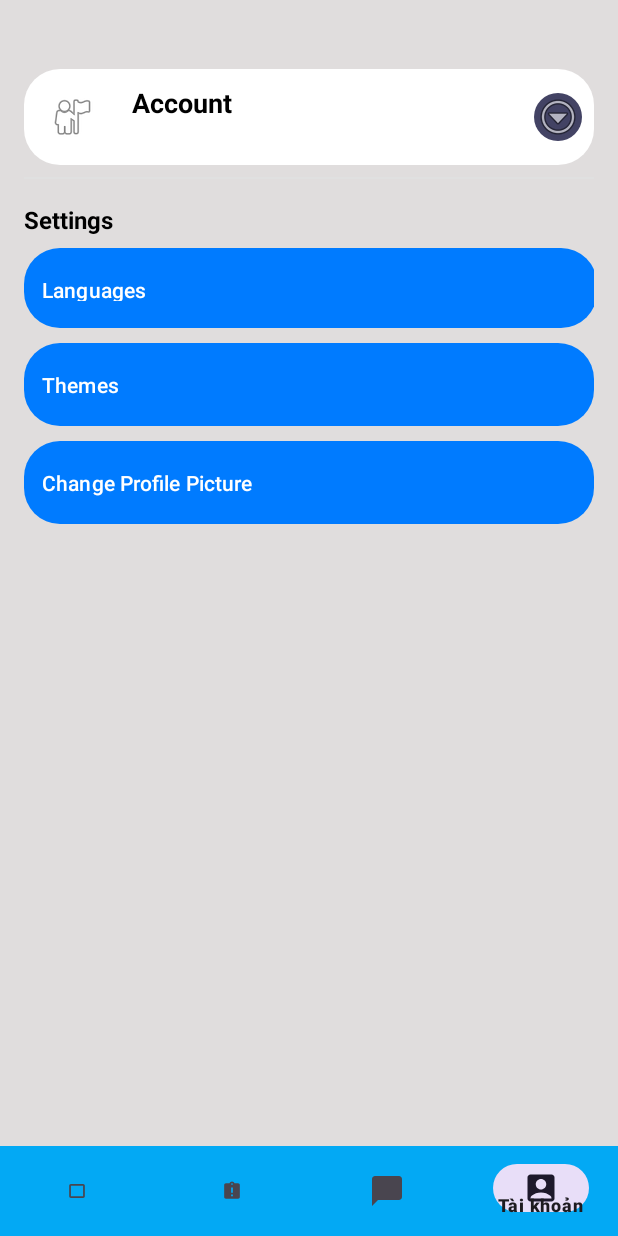
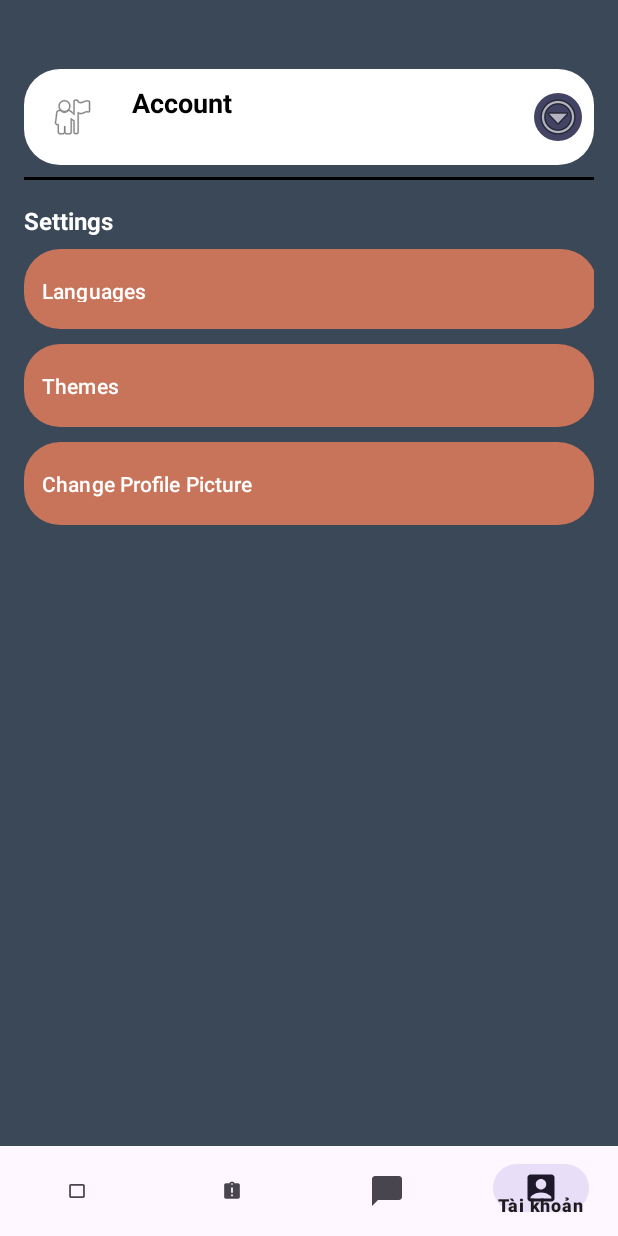
Before and after one commit to KuroNekoW/SE114_DoAn, an Android app: the AccountFragment screen opened through its navigation route, on a phone screen of 412 x 824 dp. Run offline under Robolectric (Android 15) with nearby library versions, the phone set to English and light mode, and no system bars; our stand-ins replace Firebase (no records; nobody signed in at launch, a user with empty details on screens opened directly), Picasso, navigation-ui; 1 statement that could not run was skipped.

```diff
--- a/app/src/main/res/drawable/icon_account.xml
+++ b/app/src/main/res/drawable/icon_account.xml
@@ -1,5 +1,5 @@
-<vector xmlns:android="http://schemas.android.com/apk/res/android" android:alpha="0.8" android:height="50dp" android:tint="#81C2E9" android:viewportHeight="24" android:viewportWidth="24" android:width="50dp">
+<vector xmlns:android="http://schemas.android.com/apk/res/android" android:alpha="0.8" android:height="50dp" android:tint="@color/primary_light_1" android:viewportHeight="24" android:viewportWidth="24" android:width="50dp">
 
-    <path android:fillColor="@android:color/white" android:pathData="M12,2C6.48,2 2,6.48 2,12s4.48,10 10,10s10,-4.48 10,-10S17.52,2 12,2zM12,6c1.93,0 3.5,1.57 3.5,3.5S13.93,13 12,13s-3.5,-1.57 -3.5,-3.5S10.07,6 12,6zM12,20c-2.03,0 -4.43,-0.82 -6.14,-2.88C7.55,15.8 9.68,15 12,15s4.45,0.8 6.14,2.12C16.43,19.18 14.03,20 12,20z"/>
+    <path android:fillColor="@color/primary_dark" android:pathData="M12,2C6.48,2 2,6.48 2,12s4.48,10 10,10s10,-4.48 10,-10S17.52,2 12,2zM12,6c1.93,0 3.5,1.57 3.5,3.5S13.93,13 12,13s-3.5,-1.57 -3.5,-3.5S10.07,6 12,6zM12,20c-2.03,0 -4.43,-0.82 -6.14,-2.88C7.55,15.8 9.68,15 12,15s4.45,0.8 6.14,2.12C16.43,19.18 14.03,20 12,20z"/>
 
 </vector>
--- a/app/src/main/res/layout/activity_email_verification.xml
+++ b/app/src/main/res/layout/activity_email_verification.xml
@@ -3,7 +3,7 @@
     xmlns:tools="http://schemas.android.com/tools"
     android:layout_width="match_parent"
     android:layout_height="match_parent"
-    android:background="#D0D0D0"
+    android:background="@color/primary_dark"
     android:gravity="center"
     android:padding="16dp"
     tools:ignore="ExtraText">
--- a/app/src/main/res/layout/activity_forget_password.xml
+++ b/app/src/main/res/layout/activity_forget_password.xml
@@ -3,7 +3,7 @@
     xmlns:tools="http://schemas.android.com/tools"
     android:layout_width="match_parent"
     android:layout_height="match_parent"
-    android:background="#D0D0D0"
+    android:background="@color/primary_dark"
     android:gravity="center"
     android:padding="16dp"
     tools:ignore="ExtraText">
--- a/app/src/main/res/layout/activity_login.xml
+++ b/app/src/main/res/layout/activity_login.xml
@@ -3,7 +3,7 @@
     xmlns:tools="http://schemas.android.com/tools"
     android:layout_width="match_parent"
     android:layout_height="match_parent"
-    android:background="#D0D0D0"
+    android:background="@color/primary_dark"
     android:gravity="center"
     android:padding="16dp"
     tools:ignore="ExtraText">
@@ -31,7 +31,7 @@
         <TextView
             android:layout_width="wrap_content"
             android:layout_height="wrap_content"
-            android:text="LOG ME IN!"
+            android:text="LOG IN!"
             android:textColor="#000000"
             android:textSize="24sp"
             android:textStyle="bold"
--- a/app/src/main/res/layout/activity_main.xml
+++ b/app/src/main/res/layout/activity_main.xml
@@ -22,9 +22,9 @@
         android:layout_width="match_parent"
         android:layout_height="wrap_content"
         android:layout_gravity="bottom"
-        android:background="@color/background_light"
+        android:background="@color/primary_dark"
         android:minHeight="60dp"
-        app:backgroundTint="#03A9F4"
+        app:backgroundTint="@color/transparent"
         app:menu="@menu/bottom_navigation_menu" />
 
 </LinearLayout>
--- a/app/src/main/res/layout/activity_register.xml
+++ b/app/src/main/res/layout/activity_register.xml
@@ -3,7 +3,7 @@
     xmlns:tools="http://schemas.android.com/tools"
     android:layout_width="match_parent"
     android:layout_height="match_parent"
-    android:background="#D0D0D0"
+    android:background="@color/primary_dark"
     android:gravity="center"
     android:padding="16dp"
     tools:ignore="ExtraText">
--- a/app/src/main/res/layout/activity_task_detail.xml
+++ b/app/src/main/res/layout/activity_task_detail.xml
@@ -4,7 +4,7 @@
     xmlns:tools="http://schemas.android.com/tools"
     android:layout_width="match_parent"
     android:layout_height="match_parent"
-    android:background="@color/background_light"
+    android:background="@color/primary_dark"
     tools:context=".TaskDetailActivity">
 
     <LinearLayout
--- a/app/src/main/res/layout/fragment_account.xml
+++ b/app/src/main/res/layout/fragment_account.xml
@@ -3,7 +3,7 @@
     xmlns:tools="http://schemas.android.com/tools"
     android:layout_width="match_parent"
     android:layout_height="match_parent"
-    android:background="#E0DDDD"
+    android:background="@color/primary_dark_2"
     android:orientation="vertical"
     android:padding="16dp">
 
@@ -66,10 +66,10 @@
     <!-- Dòng phân cách -->
     <View
         android:layout_width="match_parent"
-        android:layout_height="1dp"
+        android:layout_height="2dp"
         android:layout_marginTop="8dp"
         android:layout_marginBottom="8dp"
-        android:background="#E0E0E0" />
+        android:background="@color/black" />
 
     <!-- Phần Cài đặt -->
     <TextView
@@ -79,7 +79,7 @@
         android:layout_marginEnd="10dp"
         android:paddingVertical="8dp"
         android:text="Settings"
-        android:textColor="@color/black"
+        android:textColor="@color/white"
         android:textSize="16sp"
         android:textStyle="bold" />
 
--- a/app/src/main/res/layout/fragment_board.xml
+++ b/app/src/main/res/layout/fragment_board.xml
@@ -6,4 +6,4 @@
     android:layout_height="match_parent"
     android:orientation="horizontal"
     android:clipToPadding="false"
-    android:background="#E0DDDD" />
+    android:background="@color/primary_dark" />
--- a/app/src/main/res/layout/fragment_chat.xml
+++ b/app/src/main/res/layout/fragment_chat.xml
@@ -3,5 +3,5 @@
     android:id="@+id/rvChatLobby"
     android:layout_width="match_parent"
     android:layout_height="match_parent"
-    android:background="#E0DDDD"
+    android:background="@color/primary_dark"
     android:padding="8dp"/>
--- a/app/src/main/res/layout/fragment_notifications.xml
+++ b/app/src/main/res/layout/fragment_notifications.xml
@@ -2,15 +2,15 @@
 <LinearLayout xmlns:android="http://schemas.android.com/apk/res/android"
     android:layout_width="match_parent"
     android:layout_height="match_parent"
-    android:background="#E0DDDD"
+    android:background="@color/primary_dark"
     android:gravity="center"
     android:orientation="vertical">
 
     <TextView
         android:layout_width="wrap_content"
         android:layout_height="wrap_content"
-        android:text="Thông báo"
+        android:text="THÔNG BÁO"
         android:textColor="@color/black"
-        android:textSize="34sp" />
+        android:textSize="30sp" />
 
 </LinearLayout>
--- a/app/src/main/res/layout/item_add_list.xml
+++ b/app/src/main/res/layout/item_add_list.xml
@@ -13,9 +13,9 @@
         android:layout_height="wrap_content"
         android:layout_marginHorizontal="5dp"
         android:layout_marginTop="60dp"
-        android:background="@drawable/rounded_add_button"
-        android:text="➕ Thêm nhóm"
-        android:textColor="#FFFFFF"
+        android:background="@drawable/bg_edittext_chat"
+        android:text="Thêm nhóm"
+        android:textColor="@color/surface_white"
         tools:ignore="HardcodedText" />
 
 </LinearLayout>
--- a/app/src/main/res/layout/item_card.xml
+++ b/app/src/main/res/layout/item_card.xml
@@ -10,7 +10,7 @@
     <RelativeLayout
         android:layout_width="match_parent"
         android:layout_height="wrap_content"
-        android:background="#373535">
+        android:background="#9EBADB">
 
         <TextView
             android:id="@+id/etCardTitle"
@@ -20,7 +20,7 @@
             android:layout_centerVertical="true"
             android:padding="12dp"
             android:text="Nội dung thẻ"
-            android:textColor="@color/white"
+            android:textColor="@color/text_primary"
             android:textSize="16sp" />
 
         <ImageButton
@@ -31,7 +31,7 @@
             android:layout_centerVertical="true"
             android:background="?attr/selectableItemBackgroundBorderless"
             android:src="@android:drawable/ic_delete"
-            card_view:tint="@android:color/white"
+            card_view:tint="@color/red"
             android:contentDescription="Xóa Task" />
 
     </RelativeLayout>
--- a/app/src/main/res/layout/item_chat_lobby.xml
+++ b/app/src/main/res/layout/item_chat_lobby.xml
@@ -47,7 +47,7 @@
                 android:text="Chưa có tin nhắn"
                 android:maxLines="1"
                 android:ellipsize="end"
-                android:textColor="@android:color/darker_gray"
+                android:textColor="@color/text_secondary"
                 android:textSize="14sp" />
         </LinearLayout>
 
--- a/app/src/main/res/layout/item_chat_message.xml
+++ b/app/src/main/res/layout/item_chat_message.xml
@@ -23,5 +23,5 @@
         android:layout_width="wrap_content"
         android:layout_height="wrap_content"
         android:textSize="12sp"
-        android:textColor="@android:color/darker_gray" />
+        android:textColor="@color/black" />
 </LinearLayout>
--- a/app/src/main/res/layout/item_chat_message_sent.xml
+++ b/app/src/main/res/layout/item_chat_message_sent.xml
@@ -23,7 +23,7 @@
             android:id="@+id/tvMessage"
             android:layout_width="wrap_content"
             android:layout_height="wrap_content"
-            android:textColor="@android:color/black"
+            android:textColor="@color/black"
             android:textSize="16sp" />
 
         <TextView
@@ -32,6 +32,6 @@
             android:layout_height="wrap_content"
             android:layout_gravity="end"
             android:textSize="11sp"
-            android:textColor="@android:color/darker_gray" />
+            android:textColor="@color/black" />
     </LinearLayout>
 </RelativeLayout>
--- a/app/src/main/res/values/colors.xml
+++ b/app/src/main/res/values/colors.xml
@@ -1,21 +1,19 @@
 <?xml version="1.0" encoding="utf-8"?>
 <resources>
-    <color name="primary">#007BFF</color>
-    <color name="primary_dark">#0056B3</color>
-    <color name="primary_light">#A0D2FF</color>
-
-    <color name="accent">#FFC107</color>
-
+    <color name="background">#CCDFE7</color>
+    <color name="primary">#C8745A</color>
+    <color name="primary_dark">#B7C8DC</color>
+    <color name="primary_dark_2">#3A4857</color>
+    <color name="primary_light_1">#56B859</color>
+    <color name="primary_light">#9FD1FF</color>
+    <color name="accent">#DB9637</color>
     <color name="black">#FF000000</color>
     <color name="white">#FFFFFFFF</color>
     <color name="red">#B00020</color> <color name="gray">#A9A9A9</color>
-
     <color name="transparent">#00000000</color>
-
     <color name="background_light">#F8F9FA</color>
     <color name="surface_white">#FFFFFF</color>
-
     <color name="text_primary">#212529</color>
-    <color name="text_secondary">#6C757D</color>
+    <color name="text_secondary">#3F51B5</color>
 
 </resources>
```
Also changed, not shown: app/src/main/res/layout/fragment_group_chat.xml (+6 -6 lines).
